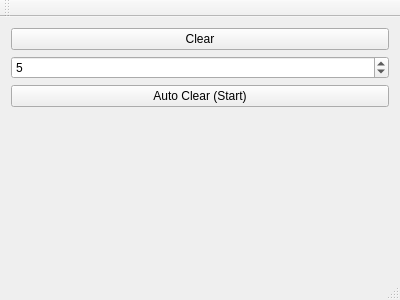
The window that MainWindow.ui (olegphpgithub/RegistryAutoCleaner) describes before a commit, drawn with Qt 5.
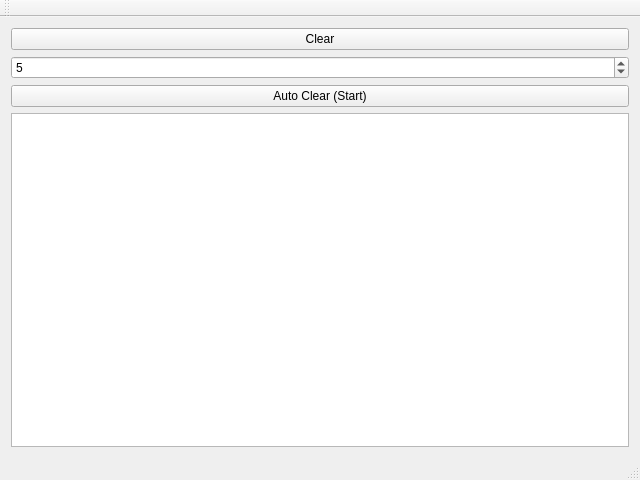
The same window after the commit.

Diff of the .ui file:
```diff
--- a/MainWindow.ui
+++ b/MainWindow.ui
@@ -6,8 +6,8 @@
    <rect>
     <x>0</x>
     <y>0</y>
-    <width>400</width>
-    <height>300</height>
+    <width>640</width>
+    <height>480</height>
    </rect>
   </property>
   <property name="windowTitle">
@@ -39,17 +39,7 @@
        </widget>
       </item>
       <item>
-       <spacer name="verticalSpacer">
-        <property name="orientation">
-         <enum>Qt::Vertical</enum>
-        </property>
-        <property name="sizeHint" stdset="0">
-         <size>
-          <width>20</width>
-          <height>40</height>
-         </size>
-        </property>
-       </spacer>
+       <widget class="QTextEdit" name="LogTextEdit"/>
       </item>
      </layout>
     </item>
```
Left out of the diff: 4 changed lines with no effect on the pictures.
